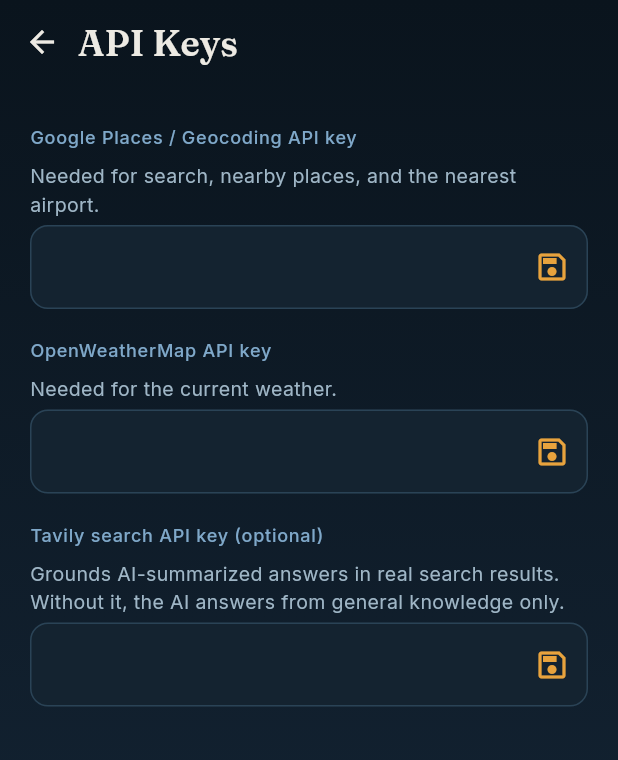
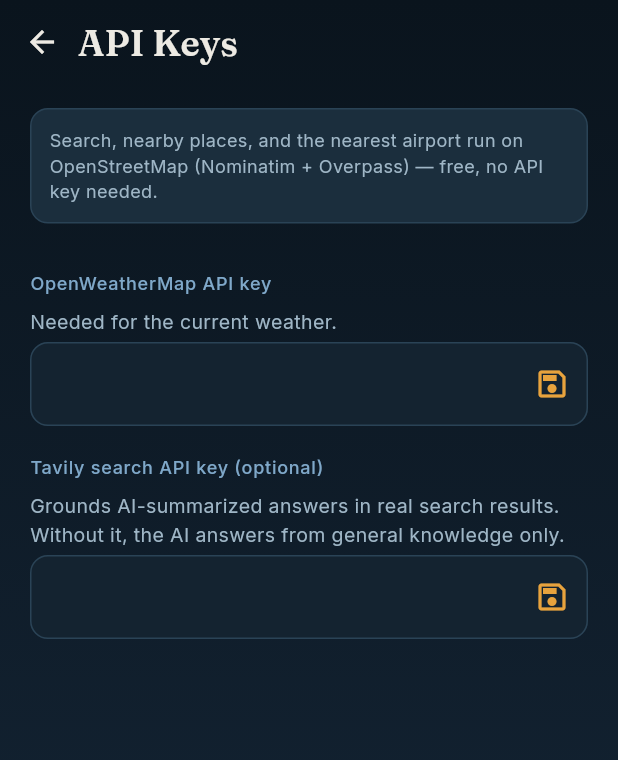
Before and after one commit to dieuvu0584/iLocation, a Flutter app: the ApiKeysSettingsScreen screen opened directly, on a phone screen of 412 x 824 dp. Shown: the top 760 px of the screen. Run offline on Flutter 3.47's test engine with Material 3 defaults, Android fonts, the phone set to English and light mode, and no system bars; our stand-ins replace flutter_secure_storage, google_fonts, shared_preferences, sqflite, sqflite_common_ffi; accounts and stored records are empty.

Commit message:
Swap Places/Geocoding from Google to OpenStreetMap — no API key needed
Per project owner request: geocode_service.dart now calls Nominatim
(search/geocoding) and places_service.dart now calls the Overpass API
(nearby places, nearest airport, nearest hospital), both free public
OpenStreetMap services requiring no API key at all. Removed Google Places/
Geocoding entirely, along with all its BYOK plumbing:
RequestSettings.placesApiKey, SecureStorageService's places key methods,
AppSettings.getPlacesApiKey/setPlacesApiKey, and the Places field on the
API Keys settings screen (replaced with a short explanatory note).

Overpass's `around:radius,lat,lng` filter doesn't sort by distance, so
results are now sorted client-side with a Haversine calculation to find
the actual nearest airport/hospital/places.

Verified: flutter analyze/test clean, flutter build linux succeeds. A live
search against Nominatim couldn't be exercised from this build sandbox —
its network policy blocks nominatim.openstreetmap.org and overpass-api.de
the same way it blocked dl.google.com earlier — but that's specific to
this dev container's outbound traffic, not the shipped app's normal
network path. What *was* verified end to end: the blocked request surfaced
as a clean, catchable error with a demo fallback rather than hanging,
confirming the error-handling fix from the previous commit generalizes
correctly to this provider too.

Documented in CLAUDE.md as "Quyết định đã chốt 2026-08-04 (đợt 3)".

```diff
--- a/mobile/lib/l10n/app_en.arb
+++ b/mobile/lib/l10n/app_en.arb
@@ -9,7 +9,6 @@
   "searchTryDemo": "Try a demo (Da Lat)",
   "searchNoResults": "No matches found. Try a different search.",
   "searchError": "Something went wrong. Check your connection or try the demo.",
-  "searchNoPlacesKey": "Add a Google Places API key in Settings → API Keys to search for real places, or try the demo instead.",
   "searchChooseMatch": "Choose a match",
 
   "graphBack": "Back",
@@ -38,7 +37,7 @@
   "settingsLanguageUnits": "Language & Units",
   "settingsLanguageUnitsDesc": "UI language, content language, distance/temperature units",
   "settingsApiKeys": "API Keys",
-  "settingsApiKeysDesc": "Places, weather, and search — required to fetch real data",
+  "settingsApiKeysDesc": "Weather and search — places/geocoding needs no key",
   "settingsAiAssistant": "AI Assistant",
   "settingsAiAssistantDesc": "Your own LLM API key, detail level, sources",
   "settingsDataPrivacy": "Data & Privacy",
@@ -58,8 +57,7 @@
   "systemDefault": "System default",
 
   "apiKeysTitle": "API Keys",
-  "placesApiKeyLabel": "Google Places / Geocoding API key",
-  "placesApiKeyDesc": "Needed for search, nearby places, and the nearest airport.",
+  "placesNoKeyNote": "Search, nearby places, and the nearest airport run on OpenStreetMap (Nominatim + Overpass) — free, no API key needed.",
   "weatherApiKeyLabel": "OpenWeatherMap API key",
   "weatherApiKeyDesc": "Needed for the current weather.",
   "searchApiKeyLabel": "Tavily search API key (optional)",
--- a/mobile/lib/l10n/app_vi.arb
+++ b/mobile/lib/l10n/app_vi.arb
@@ -9,7 +9,6 @@
   "searchTryDemo": "Dùng thử (Đà Lạt)",
   "searchNoResults": "Không tìm thấy kết quả phù hợp. Hãy thử từ khóa khác.",
   "searchError": "Có lỗi xảy ra. Kiểm tra mạng hoặc dùng thử demo.",
-  "searchNoPlacesKey": "Thêm Google Places API key ở Cài đặt → API Keys để tìm địa điểm thật, hoặc dùng thử demo.",
   "searchChooseMatch": "Chọn địa điểm",
 
   "graphBack": "Quay lại",
@@ -38,7 +37,7 @@
   "settingsLanguageUnits": "Ngôn ngữ & Đơn vị",
   "settingsLanguageUnitsDesc": "Ngôn ngữ giao diện, ngôn ngữ nội dung, đơn vị khoảng cách/nhiệt độ",
   "settingsApiKeys": "API Keys",
-  "settingsApiKeysDesc": "Địa điểm, thời tiết, tìm kiếm — cần để lấy dữ liệu thật",
+  "settingsApiKeysDesc": "Thời tiết, tìm kiếm — địa điểm/geocoding không cần key",
   "settingsAiAssistant": "Trợ lý AI",
   "settingsAiAssistantDesc": "API key LLM của riêng bạn, độ chi tiết, nguồn",
   "settingsDataPrivacy": "Dữ liệu & Quyền riêng tư",
@@ -58,8 +57,7 @@
   "systemDefault": "Theo hệ thống",
 
   "apiKeysTitle": "API Keys",
-  "placesApiKeyLabel": "Google Places / Geocoding API key",
-  "placesApiKeyDesc": "Cần để tìm kiếm, xem địa điểm gần và sân bay gần nhất.",
+  "placesNoKeyNote": "Tìm kiếm, địa điểm gần và sân bay gần nhất dùng OpenStreetMap (Nominatim + Overpass) — miễn phí, không cần API key.",
   "weatherApiKeyLabel": "OpenWeatherMap API key",
   "weatherApiKeyDesc": "Cần để xem thời tiết hiện tại.",
   "searchApiKeyLabel": "Tavily search API key (tùy chọn)",
--- a/mobile/lib/models/settings_models.dart
+++ b/mobile/lib/models/settings_models.dart
@@ -26,6 +26,10 @@ extension DetailLevelX on DetailLevel {
 /// Everything needed to resolve one location's data, read fresh from
 /// AppSettings/SecureStorageService right before use — keys are never
 /// cached in memory beyond the single orchestrator run that needs them.
+///
+/// No `placesApiKey`: Places/Geocoding runs on OpenStreetMap
+/// (Nominatim + Overpass), which needs no key at all (CLAUDE.md "Quyết
+/// định đã chốt 2026-08-04 (đợt 3)").
 class RequestSettings {
   final bool llmEnabled;
   final ByokProvider llmProvider;
@@ -33,7 +37,6 @@ class RequestSettings {
   final DetailLevel detailLevel;
   final bool showSources;
   final String contentLanguage;
-  final String? placesApiKey;
   final String? weatherApiKey;
   final String? searchApiKey;
 
@@ -44,13 +47,11 @@ class RequestSettings {
     required this.detailLevel,
     required this.showSources,
     required this.contentLanguage,
-    this.placesApiKey,
     this.weatherApiKey,
     this.searchApiKey,
   });
 
   bool get hasLlmKey => llmApiKey != null && llmApiKey!.trim().isNotEmpty;
-  bool get hasPlacesKey => placesApiKey != null && placesApiKey!.trim().isNotEmpty;
   bool get hasWeatherKey => weatherApiKey != null && weatherApiKey!.trim().isNotEmpty;
   bool get hasSearchKey => searchApiKey != null && searchApiKey!.trim().isNotEmpty;
 }
--- a/mobile/lib/screens/settings/api_keys_settings_screen.dart
+++ b/mobile/lib/screens/settings/api_keys_settings_screen.dart
@@ -6,10 +6,11 @@ import '../../state/app_settings.dart';
 import '../../theme/colors.dart';
 import '../../widgets/common/settings_scaffold.dart';
 
-/// Every provider is BYOK now — there's no backend to hold a shared key
-/// (CLAUDE.md "Quyết định đã chốt 2026-08-04 (đợt 2)"). Keys are written
-/// straight to flutter_secure_storage and never leave the device except in
-/// a request to the provider that issued that key.
+/// Weather and Search are BYOK — there's no backend to hold a shared key
+/// (CLAUDE.md "Quyết định đã chốt 2026-08-04 (đợt 2)"). Places/Geocoding
+/// isn't here anymore: it runs on OpenStreetMap and needs no key at all
+/// (đợt 3). Keys are written straight to flutter_secure_storage and never
+/// leave the device except in a request to the provider that issued them.
 class ApiKeysSettingsScreen extends StatefulWidget {
   const ApiKeysSettingsScreen({super.key});
 
@@ -18,7 +19,6 @@ class ApiKeysSettingsScreen extends StatefulWidget {
 }
 
 class _ApiKeysSettingsScreenState extends State<ApiKeysSettingsScreen> {
-  final _placesController = TextEditingController();
   final _weatherController = TextEditingController();
   final _searchController = TextEditingController();
   bool _loaded = false;
@@ -31,9 +31,8 @@ class _ApiKeysSettingsScreenState extends State<ApiKeysSettingsScreen> {
 
   Future<void> _load() async {
     final appSettings = context.read<AppSettings>();
-    String? places, weather, search;
+    String? weather, search;
     try {
-      places = await appSettings.getPlacesApiKey();
       weather = await appSettings.getWeatherApiKey();
       search = await appSettings.getSearchApiKey();
     } catch (_) {
@@ -41,7 +40,6 @@ class _ApiKeysSettingsScreenState extends State<ApiKeysSettingsScreen> {
     }
     if (!mounted) return;
     setState(() {
-      _placesController.text = places ?? '';
       _weatherController.text = weather ?? '';
       _searchController.text = search ?? '';
       _loaded = true;
@@ -50,7 +48,6 @@ class _ApiKeysSettingsScreenState extends State<ApiKeysSettingsScreen> {
 
   @override
   void dispose() {
-    _placesController.dispose();
     _weatherController.dispose();
     _searchController.dispose();
     super.dispose();
@@ -72,12 +69,17 @@ class _ApiKeysSettingsScreenState extends State<ApiKeysSettingsScreen> {
       child: ListView(
         padding: const EdgeInsets.symmetric(vertical: 8),
         children: [
-          _ApiKeyField(
-            label: l10n.placesApiKeyLabel,
-            description: l10n.placesApiKeyDesc,
-            controller: _placesController,
-            enabled: _loaded,
-            onSave: (v) => _save(appSettings.setPlacesApiKey, v),
+          Padding(
+            padding: const EdgeInsets.fromLTRB(20, 8, 20, 12),
+            child: Container(
+              padding: const EdgeInsets.all(12),
+              decoration: BoxDecoration(
+                color: AppColors.cardBg1,
+                borderRadius: BorderRadius.circular(12),
+                border: Border.all(color: AppColors.borderColor),
+              ),
+              child: Text(l10n.placesNoKeyNote, style: const TextStyle(color: AppColors.textMuted, fontSize: 12)),
+            ),
           ),
           _ApiKeyField(
             label: l10n.weatherApiKeyLabel,
--- a/mobile/lib/services/orchestrator_service.dart
+++ b/mobile/lib/services/orchestrator_service.dart
@@ -50,16 +50,14 @@ class OrchestratorService {
   }
 
   Future<ChildItem?> _fetchApiItem(String itemId, LocationInfo location, RequestSettings settings) async {
-    if (!settings.hasPlacesKey && (itemId == 'places' || itemId == 'airport')) {
-      return _missingKeyItem(itemId, 'Google Places');
-    }
     if (!settings.hasWeatherKey && itemId == 'weather') {
       return _missingKeyItem(itemId, 'Weather');
     }
     try {
-      if (itemId == 'places') return await _places.getNearbyPlaces(location.lat, location.lng, settings.placesApiKey!);
+      // Places/airport run on OpenStreetMap (Nominatim + Overpass) — no key needed.
+      if (itemId == 'places') return await _places.getNearbyPlaces(location.lat, location.lng);
       if (itemId == 'weather') return await _weather.getWeather(location.lat, location.lng, settings.weatherApiKey!);
-      if (itemId == 'airport') return await _places.getNearestAirport(location.lat, location.lng, settings.placesApiKey!);
+      if (itemId == 'airport') return await _places.getNearestAirport(location.lat, location.lng);
     } catch (_) {
       return null;
     }
@@ -81,9 +79,9 @@ class OrchestratorService {
     }
 
     var extraContext = '';
-    if (itemId == 'health' && settings.hasPlacesKey) {
+    if (itemId == 'health') {
       try {
-        extraContext = await _places.getNearestHospitalSnippet(location.lat, location.lng, settings.placesApiKey!);
+        extraContext = await _places.getNearestHospitalSnippet(location.lat, location.lng);
       } catch (_) {
         // best-effort grounding only
       }
--- a/mobile/lib/services/secure_storage.dart
+++ b/mobile/lib/services/secure_storage.dart
@@ -1,13 +1,13 @@
 import 'package:flutter_secure_storage/flutter_secure_storage.dart';
 
 /// Used ONLY for API keys (CLAUDE.md: "MỌI API key BYOK... không dùng cho
-/// gì khác"). Now covers every provider the app calls directly — LLM,
-/// Places/Geocoding, Weather, Search — since there's no backend to hold
-/// any of them (CLAUDE.md "Quyết định đã chốt 2026-08-04 (đợt 2)").
+/// gì khác"). Covers every provider the app calls directly that still needs
+/// a key — LLM, Weather, Search — since there's no backend to hold any of
+/// them (CLAUDE.md "Quyết định đã chốt 2026-08-04 (đợt 2)"). Places/
+/// Geocoding runs on OpenStreetMap and needs no key at all (đợt 3).
 /// Everything else (non-secret settings) lives in SettingsService.
 class SecureStorageService {
   static const _llmApiKeyStorageKey = 'llm_api_key';
-  static const _placesApiKeyStorageKey = 'places_api_key';
   static const _weatherApiKeyStorageKey = 'weather_api_key';
   static const _searchApiKeyStorageKey = 'search_api_key';
 
@@ -19,10 +19,6 @@ class SecureStorageService {
   Future<void> writeLlmApiKey(String apiKey) => _storage.write(key: _llmApiKeyStorageKey, value: apiKey);
   Future<void> deleteLlmApiKey() => _storage.delete(key: _llmApiKeyStorageKey);
 
-  Future<String?> readPlacesApiKey() => _storage.read(key: _placesApiKeyStorageKey);
-  Future<void> writePlacesApiKey(String apiKey) => _storage.write(key: _placesApiKeyStorageKey, value: apiKey);
-  Future<void> deletePlacesApiKey() => _storage.delete(key: _placesApiKeyStorageKey);
-
   Future<String?> readWeatherApiKey() => _storage.read(key: _weatherApiKeyStorageKey);
   Future<void> writeWeatherApiKey(String apiKey) => _storage.write(key: _weatherApiKeyStorageKey, value: apiKey);
   Future<void> deleteWeatherApiKey() => _storage.delete(key: _weatherApiKeyStorageKey);
```
Also changed, not shown: mobile/lib/screens/search/search_screen.dart (+2 -26 lines), mobile/lib/services/geocode_service.dart (+30 -30 lines), mobile/lib/services/places_service.dart (+87 -41 lines), mobile/lib/state/app_settings.dart (+0 -7 lines), mobile/lib/l10n/generated/app_localizations.dart, mobile/lib/l10n/generated/app_localizations_en.dart, mobile/lib/l10n/generated/app_localizations_vi.dart, 3 other files.
